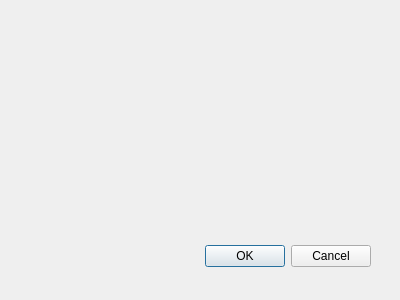
Old version of the form src/UI/about.ui in the repository uPtt-messenger/uPtt_backup.
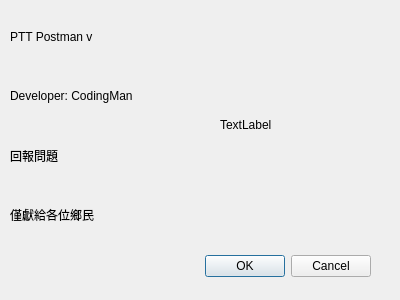
New version of the form.

Commit message: Adjust setting

```diff
--- a/src/UI/about.ui
+++ b/src/UI/about.ui
@@ -12,14 +12,26 @@
     <height>300</height>
    </rect>
   </property>
-  <property name="windowTitle" >
+  <property name="minimumSize">
+   <size>
+    <width>400</width>
+    <height>300</height>
+   </size>
+  </property>
+  <property name="maximumSize">
+   <size>
+    <width>400</width>
+    <height>300</height>
+   </size>
+  </property>
+  <property name="windowTitle">
    <string>Dialog</string>
   </property>
-  <widget class="QDialogButtonBox" name="buttonBox" >
-   <property name="geometry" >
+  <widget class="QDialogButtonBox" name="buttonBox">
+   <property name="geometry">
     <rect>
      <x>30</x>
-     <y>240</y>
+     <y>250</y>
      <width>341</width>
      <height>32</height>
     </rect>
@@ -31,6 +43,59 @@
     <set>QDialogButtonBox::Cancel|QDialogButtonBox::Ok</set>
    </property>
   </widget>
+  <widget class="QWidget" name="verticalLayoutWidget">
+   <property name="geometry">
+    <rect>
+     <x>10</x>
+     <y>10</y>
+     <width>131</width>
+     <height>231</height>
+    </rect>
+   </property>
+   <layout class="QVBoxLayout" name="verticalLayout">
+    <item>
+     <widget class="QLabel" name="Version">
+      <property name="text">
+       <string>PTT Postman v </string>
+      </property>
+     </widget>
+    </item>
+    <item>
+     <widget class="QLabel" name="Developer">
+      <property name="text">
+       <string>Developer: CodingMan</string>
+      </property>
+     </widget>
+    </item>
+    <item>
+     <widget class="QLabel" name="Issue">
+      <property name="text">
+       <string>回報問題</string>
+      </property>
+     </widget>
+    </item>
+    <item>
+     <widget class="QLabel" name="Say">
+      <property name="text">
+       <string>僅獻給各位鄉民</string>
+      </property>
+     </widget>
+    </item>
+   </layout>
+  </widget>
+  <widget class="QLabel" name="IconDisplay">
+   <property name="geometry">
+    <rect>
+     <x>220</x>
+     <y>50</y>
+     <width>150</width>
+     <height>150</height>
+    </rect>
+   </property>
+   <property name="text">
+    <string>TextLabel</string>
+   </property>
+  </widget>
  </widget>
  <pixmapfunction></pixmapfunction>
  <resources/>
```
Left out of the diff: 23 changed lines with no effect on the pictures.
